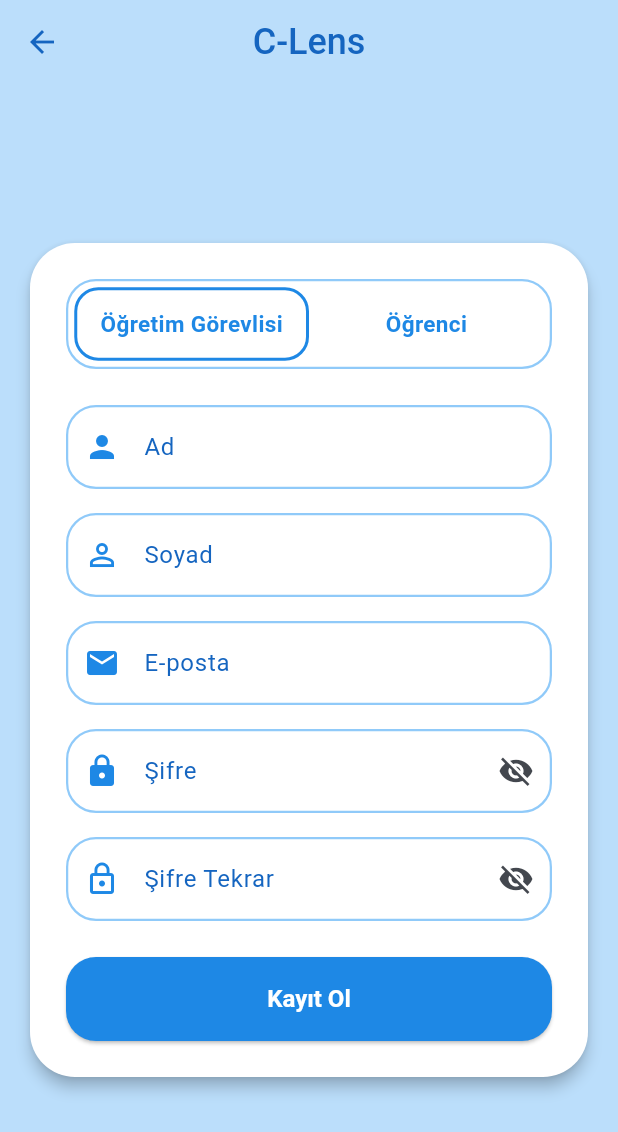
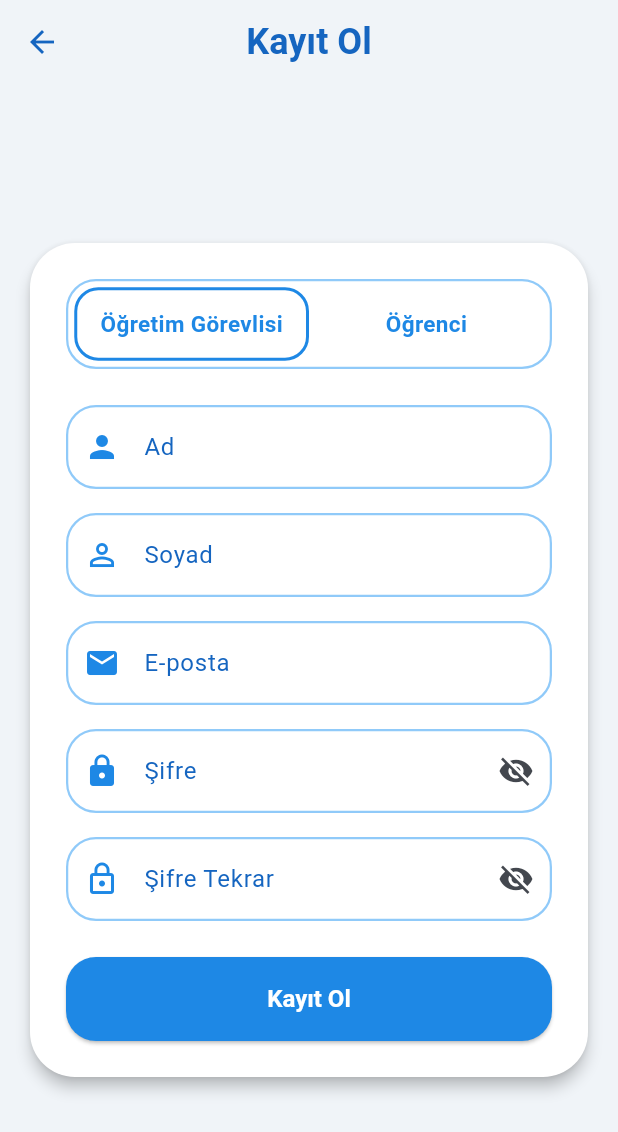
Before and after one commit to dgnmirac9/Attendance_Management_System_VTYS, a Flutter app: the screen it shows after launch, after a tap on "Giriş Yap", after a tap on "Hesabın yok mu? Kayıt Ol", on a phone screen of 412 x 824 dp. Shown: the top 1132 px of the screen. Run offline on Flutter 3.47's test engine with Material 3 defaults, Android fonts, the phone set to English and light mode, and no system bars; our stand-ins replace camera, cloud_firestore, firebase_auth, firebase_core, shared_preferences; missing offline and left inert: google_mlkit_face_detection, tflite_flutter; accounts and stored records are empty.

Commit message:
ekranların kodu temizlendi

```diff
--- a/c_lens_mobile/lib/features/authentication/presentation/screens/login_screen.dart
+++ b/c_lens_mobile/lib/features/authentication/presentation/screens/login_screen.dart
@@ -1,30 +1,18 @@
 import 'package:flutter/material.dart';
+import '../widgets/register_form.dart';
 
-// 1. Yeni widget'ımızı buraya import ediyoruz
-import '../widgets/login_form.dart';
-
-class LoginScreen extends StatelessWidget {
-  const LoginScreen({super.key});
+class RegisterScreen extends StatelessWidget {
+  const RegisterScreen({super.key});
 
   @override
   Widget build(BuildContext context) {
     return Scaffold(
-      backgroundColor: Colors.blue.shade50,
+      // backgroundColor: ... (SİLDİK - Temadan geliyor)
       appBar: AppBar(
-        title: const Text(
-          'C-Lens',
-          style: TextStyle(
-            fontSize: 24,
-            fontWeight: FontWeight.w500,
-          ),
-        ),
-        centerTitle: true,
-        backgroundColor: Colors.transparent,
-        foregroundColor: Colors.blue.shade700,
-        elevation: 0,
+        title: Text('Kayıt Ol')
+        // centerTitle, elevation, color... (HEPSİNİ SİLDİK)
       ),
-      // 2. 'Center' widget'ını silip yerine 'LoginForm'u koyuyoruz.
-      body: const LoginForm(),
+      body: const RegisterForm(),
     );
   }
 }
--- a/c_lens_mobile/lib/features/authentication/presentation/screens/register_screen.dart
+++ b/c_lens_mobile/lib/features/authentication/presentation/screens/register_screen.dart
@@ -1,28 +1,16 @@
 import 'package:flutter/material.dart';
-import 'package:sliding_switch/sliding_switch.dart';
-import '../widgets/register_form.dart';
+import '../widgets/login_form.dart';
 
-class RegisterScreen extends StatelessWidget {
-  const RegisterScreen({super.key});
+class LoginScreen extends StatelessWidget {
+  const LoginScreen({super.key});
 
   @override
   Widget build(BuildContext context) {
     return Scaffold(
-      backgroundColor: Colors.blue.shade100,
       appBar: AppBar(
-        title: const Text(
-          'C-Lens',
-          style: TextStyle(
-            fontSize: 24,
-            fontWeight: FontWeight.w500,
-          ),
-        ),
-        centerTitle: true,
-        backgroundColor: Colors.transparent,
-        foregroundColor: Colors.blue.shade700,
-        elevation: 0,
+        title: const Text('C-Lens'),
       ),
-      body: const RegisterForm(),
+      body: const LoginForm(),
     );
   }
 }
```
Also changed, not shown: c_lens_mobile/lib/features/faceauth/presentation/face_capture_screen.dart (+251 -0 lines).
